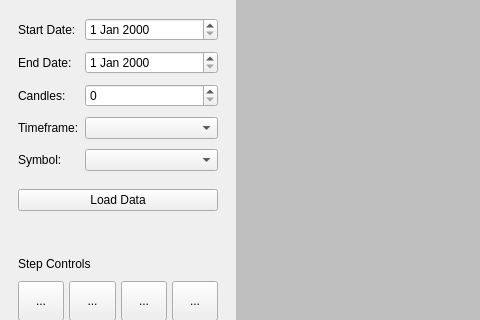
This is ui/main.ui in LasanthaSudeera/MetaRewind as Qt 5 draws it before an edit; both pictures show x 0 to 480 and y 194 to 514 of the 1170 by 863 pixel window. The edited form follows.
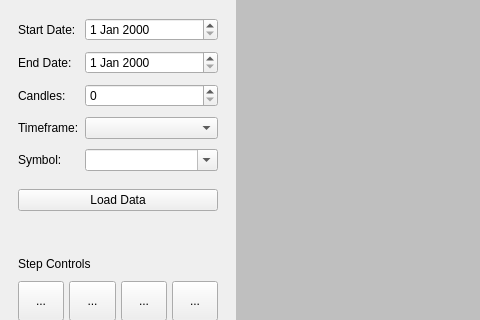
This is the edited form. Icons and pictures are not drawn.

```diff
--- a/ui/main.ui
+++ b/ui/main.ui
@@ -180,7 +180,11 @@
               </widget>
              </item>
              <item row="5" column="1">
-              <widget class="QComboBox" name="comboBox_2"/>
+              <widget class="QComboBox" name="comboBox_2">
+               <property name="editable">
+                <bool>true</bool>
+               </property>
+              </widget>
              </item>
             </layout>
            </widget>
```
